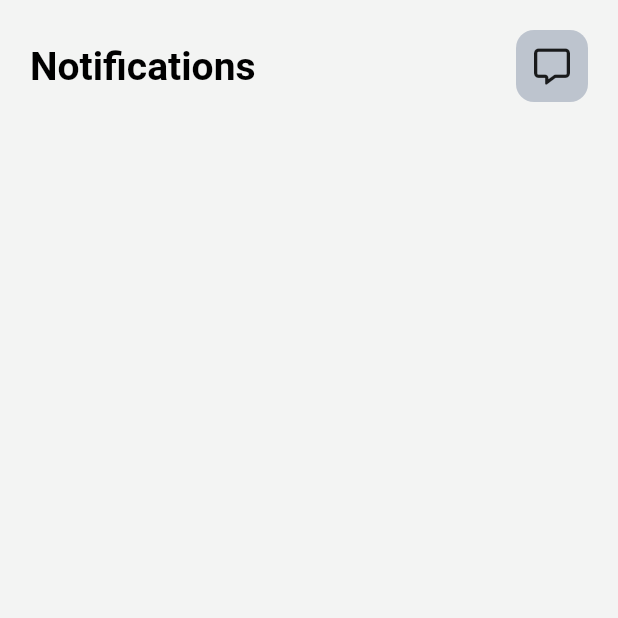
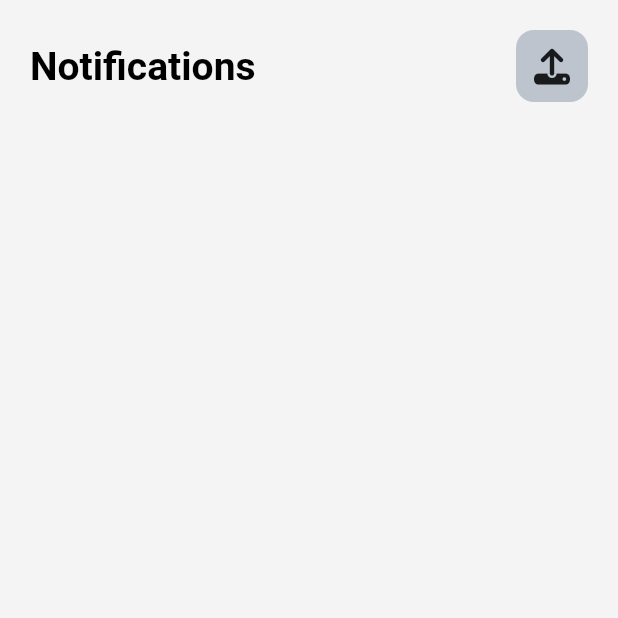
Before and after one commit to Sivanandhpp/Nerve, a Flutter app: the screen it shows once a user with an empty profile is signed in, item 2 of the bottom bar chosen, on a phone screen of 412 x 824 dp, the top half of it. Run offline on Flutter 3.47's test engine with Material 2 defaults, Android fonts, the light colour scheme and no system bars; our stand-ins replace file_picker, firebase_auth, firebase_core, firebase_database, firebase_messaging, firebase_storage and 4 more; missing offline and left inert: syncfusion_flutter_pdfviewer; accounts and stored records are empty; Roboto replaces fonts that are missing (Ubuntu).

Commit message:
notification Screen Updated-1

```diff
--- a/lib/core/services/notification_service.dart
+++ b/lib/core/services/notification_service.dart
@@ -1,14 +1,18 @@
+import 'package:intl/intl.dart';
 import 'package:nerve/main.dart';
 
 addNotification(
-  String time,
-  String date,
   String title,
   String content,
 ) {
+  DateTime now = DateTime.now();
+  String time = DateFormat.Hms().format(now);
+  String date = DateFormat.yMEd().format(now);
+
   final notificationReferance = dbReference.child('Notifications/$time');
   notificationReferance.set({
     'date': date,
+    'time': time,
     'title': title,
     'content': content,
   });
--- a/lib/main.dart
+++ b/lib/main.dart
@@ -24,7 +24,7 @@ void main() async {
   spInstance = await SharedPreferences.getInstance();
   dbReference = FirebaseDatabase.instance.ref();
   // await FirebaseAuth.instance.signInAnonymously();
-  FirebaseMessaging.instance;
+  // FirebaseMessaging.instance;
   runApp(const MyApp());
   SystemChrome.setSystemUIOverlayStyle(const SystemUiOverlayStyle(
       systemNavigationBarColor: ThemeColor.scaffoldBgColor,
--- a/lib/screens/main/screen_notification.dart
+++ b/lib/screens/main/screen_notification.dart
@@ -2,7 +2,6 @@ import 'package:firebase_database/ui/firebase_animated_list.dart';
 import 'package:flutter/material.dart';
 import 'package:font_awesome_flutter/font_awesome_flutter.dart';
 import 'package:google_fonts/google_fonts.dart';
-import 'package:intl/intl.dart';
 import 'package:nerve/core/services/notification_service.dart';
 import 'package:nerve/main.dart';
 import '../../core/globalvalues/sizedboxes.dart' as sb;
@@ -15,14 +14,12 @@ class ScreenNotification extends StatefulWidget {
   State<ScreenNotification> createState() => _ScreenNotificationState();
 }
 
-DateTime _now = DateTime.now();
-final String _dateCreated = DateFormat.yMEd().format(_now);
-String _time = DateFormat.Hms().format(_now);
 final TextEditingController _messageTitle = TextEditingController();
 final TextEditingController _messageContent = TextEditingController();
 
 class _ScreenNotificationState extends State<ScreenNotification> {
-  final database = dbReference.child('Notifications');
+  final database =
+      dbReference.child('Notifications').orderByChild('time').limitToFirst(6);
   @override
   Widget build(BuildContext context) {
     return Scaffold(
@@ -50,7 +47,7 @@ class _ScreenNotificationState extends State<ScreenNotification> {
                             borderRadius: BorderRadius.circular(12)),
                         padding: const EdgeInsets.all(12),
                         child: const FaIcon(
-                          FontAwesomeIcons.message,
+                          FontAwesomeIcons.upload,
                         ),
                       ),
                       onTap: () {
@@ -111,7 +108,8 @@ class _ScreenNotificationState extends State<ScreenNotification> {
                       ),
                     );
                   },
-                )
+                ),
+                sb.height50
               ],
             ),
           ),
@@ -168,9 +166,13 @@ class _ScreenNotificationState extends State<ScreenNotification> {
                 padding: const EdgeInsets.all(8.0),
                 child: ElevatedButton(
                   onPressed: () {
+                    if (_messageContent.text.isEmpty) {
+                      return;
+                    }
+                    if (_messageTitle.text.isEmpty) {
+                      return;
+                    }
                     addNotification(
-                      _time,
-                      _dateCreated,
                       _messageTitle.text,
                       _messageContent.text,
                     );
```
